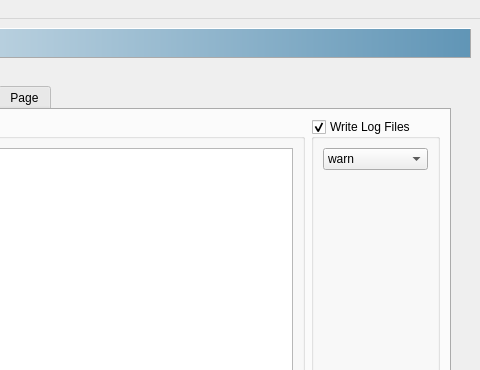
fgx/fgx, file src/fgx.ui: the form before one commit; both pictures show x 398 to 878 and y 0 to 370 of the 878 by 664 pixel window.
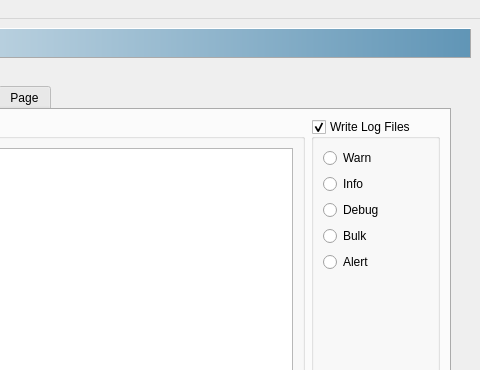
The form after the commit. The open tabs and pages were chosen to show the change. Icons and pictures are not drawn.

Diff of the .ui file:
```diff
--- a/src/fgx.ui
+++ b/src/fgx.ui
@@ -679,35 +679,38 @@
             </property>
             <layout class="QVBoxLayout" name="verticalLayout_7">
              <item>
-              <widget class="QComboBox" name="comboBoxLogLevel">
-               <property name="currentIndex">
-                <number>0</number>
-               </property>
-               <item>
+              <widget class="QRadioButton" name="radioButtonLogWarn">
                 <property name="text">
-                 <string>warn</string>
-                </property>
+                <string>Warn</string>
+               </property>
+              </widget>
                </item>
                <item>
+              <widget class="QRadioButton" name="radioButtonLogInfo">
                 <property name="text">
-                 <string>info</string>
-                </property>
+                <string>Info</string>
+               </property>
+              </widget>
                </item>
                <item>
+              <widget class="QRadioButton" name="radioButtonLogDebug">
                 <property name="text">
-                 <string>debug</string>
-                </property>
+                <string>Debug</string>
+               </property>
+              </widget>
                </item>
                <item>
+              <widget class="QRadioButton" name="radioButtonLogBulk">
                 <property name="text">
-                 <string>bulk</string>
-                </property>
+                <string>Bulk</string>
+               </property>
+              </widget>
                </item>
                <item>
+              <widget class="QRadioButton" name="radioButtonLogAlert">
                 <property name="text">
-                 <string>alert</string>
-                </property>
-               </item>
+                <string>Alert</string>
+               </property>
               </widget>
              </item>
              <item>
```
Left out of the diff: 2 changed lines with no effect on the pictures. Lines whose indentation alone changed are shown as unchanged.
